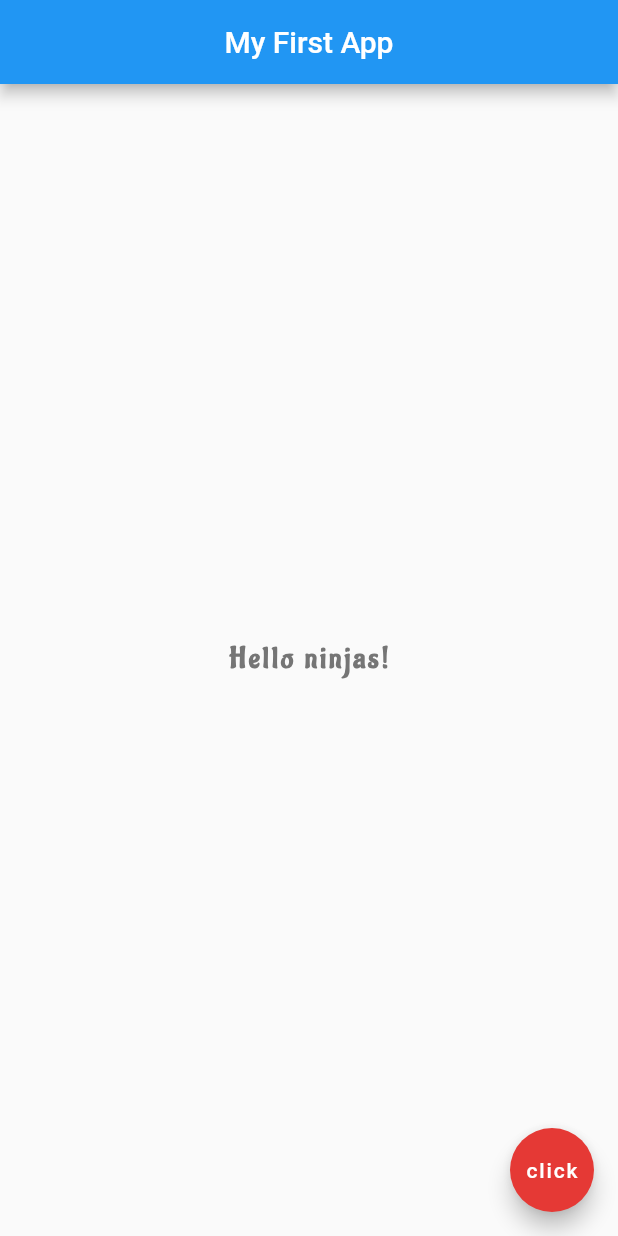
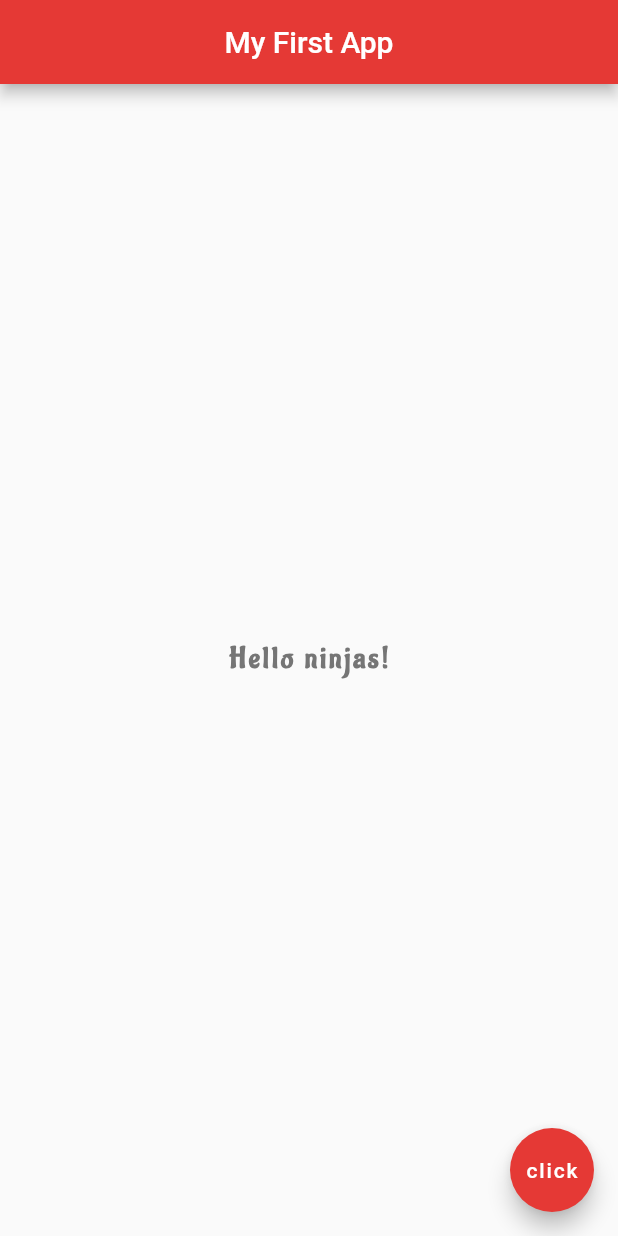
Before and after one commit to Ravshan1Uz/flutter_samples, a Flutter app: the screen it shows after launch, on a phone screen of 412 x 824 dp. Run offline on Flutter 3.47's test engine with Material 2 defaults, Android fonts, the phone set to English and light mode, and no system bars.

Commit message:
first lesson

```diff
--- a/lib/main.dart
+++ b/lib/main.dart
@@ -1,10 +1,18 @@
 import 'package:flutter/material.dart';
 
 void main() => runApp(MaterialApp(
-    home: Scaffold(
+    home: Home()
+  ),
+);
+
+class Home extends StatelessWidget {
+  @override
+  Widget build(BuildContext context) {
+    return Scaffold(
       appBar: AppBar(
         title: Text("My First App"),
         centerTitle: true,
+        backgroundColor: Colors.red[600],
       ),
       body: Center(
         child: Text(
@@ -23,6 +31,7 @@ void main() => runApp(MaterialApp(
         child: Text('click'),
         backgroundColor: Colors.red[600],
       ),
-    )
-  ),
-);
+    );
+  }
+
+}
```
